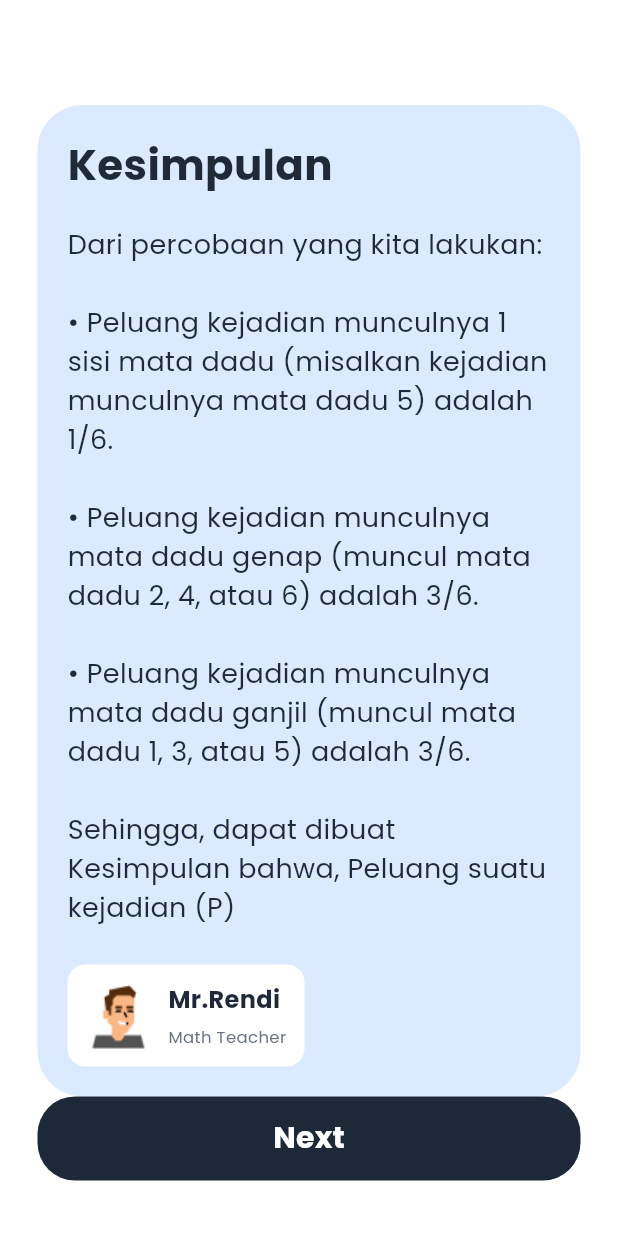
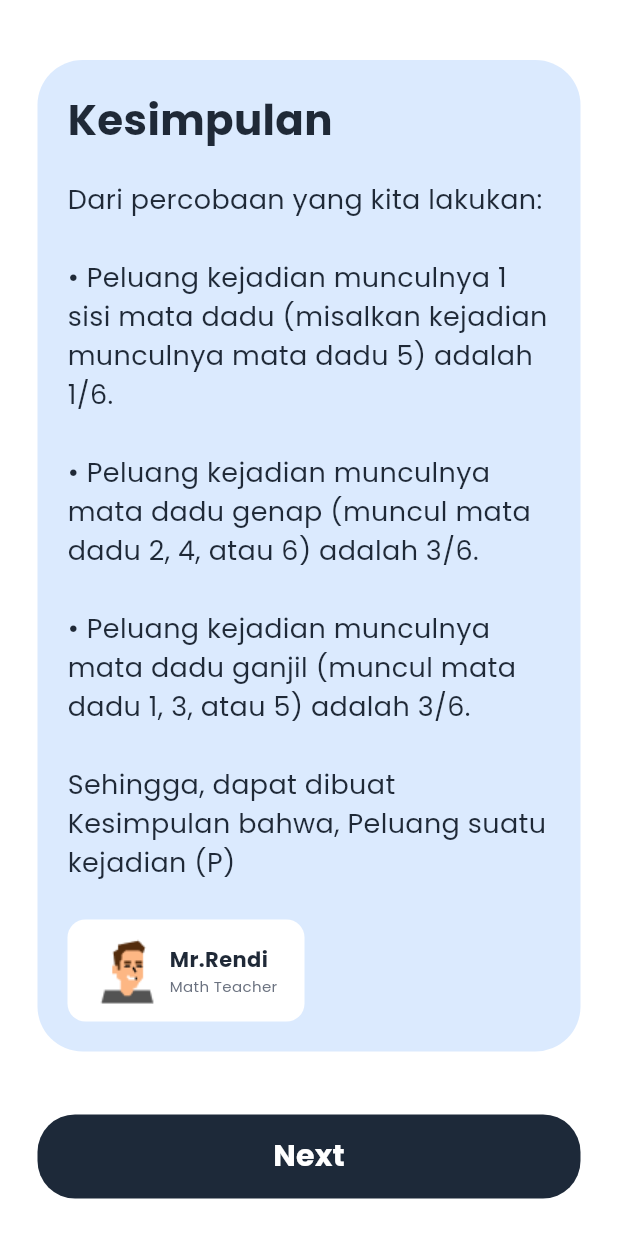
Before and after one commit to Fachryss/PropApp, a Flutter app: the KesimpulanRecap screen opened directly, on a phone screen of 412 x 824 dp. Run offline on Flutter 3.47's test engine with Material 3 defaults, Android fonts, the phone set to English and light mode, and no system bars; our stand-ins replace shared_preferences; accounts and stored records are empty.

Commit message:
update responsive

```diff
--- a/lib/main.dart
+++ b/lib/main.dart
@@ -46,7 +46,6 @@ class MiniEduApp extends StatelessWidget {
       ),
       initialRoute: '/',
       routes: appRoutes,
-      onGenerateRoute: generateRoute,
     );
   }
 }
--- a/lib/screen/Kesimpulan_recap.dart
+++ b/lib/screen/Kesimpulan_recap.dart
@@ -7,17 +7,19 @@ class KesimpulanRecap extends StatelessWidget {
   Widget build(BuildContext context) {
     return Scaffold(
       backgroundColor: Colors.white,
-      body: Padding(
-        padding: const EdgeInsets.fromLTRB(25, 20, 25, 51),
+      body: SafeArea(
+        child: Padding(
+          padding: const EdgeInsets.fromLTRB(25, 20, 25, 25),
+          child: Column(
+            children: [
+              Expanded(
+                child: SingleChildScrollView(
                   child: Column(
                     crossAxisAlignment: CrossAxisAlignment.start,
                     children: [
-            const SizedBox(
-              height: 50,
-            ),
+                      const SizedBox(height: 20),
                       Container(
                         width: double.infinity,
-              constraints: BoxConstraints(),
                         padding: const EdgeInsets.all(20),
                         decoration: BoxDecoration(
                           color: const Color(0xFFDBEAFE),
@@ -26,7 +28,7 @@ class KesimpulanRecap extends StatelessWidget {
                         child: Column(
                           crossAxisAlignment: CrossAxisAlignment.start,
                           children: [
-                  Text(
+                            const Text(
                               "Kesimpulan",
                               style: TextStyle(
                                 fontSize: 28,
@@ -34,31 +36,29 @@ class KesimpulanRecap extends StatelessWidget {
                                 color: Color(0xFF1F2937),
                               ),
                             ),
-                  SizedBox(
-                    height: 20,
-                  ),
+                            const SizedBox(height: 20),
                             const Text(
-                    "Dari percobaan yang kita lakukan:\n\n• Peluang kejadian munculnya 1 sisi mata dadu (misalkan kejadian munculnya mata dadu 5) adalah 1/6.\n\n• Peluang kejadian munculnya mata dadu genap (muncul mata dadu 2, 4, atau 6) adalah 3/6.\n\n• Peluang kejadian munculnya mata dadu ganjil (muncul mata dadu 1, 3, atau 5) adalah 3/6.\n\nSehingga, dapat dibuat Kesimpulan bahwa, Peluang suatu kejadian (P)",
+                              "Dari percobaan yang kita lakukan:\n\n"
+                              "• Peluang kejadian munculnya 1 sisi mata dadu (misalkan kejadian munculnya mata dadu 5) adalah 1/6.\n\n"
+                              "• Peluang kejadian munculnya mata dadu genap (muncul mata dadu 2, 4, atau 6) adalah 3/6.\n\n"
+                              "• Peluang kejadian munculnya mata dadu ganjil (muncul mata dadu 1, 3, atau 5) adalah 3/6.\n\n"
+                              "Sehingga, dapat dibuat Kesimpulan bahwa, Peluang suatu kejadian (P)",
                               style: TextStyle(
                                 fontSize: 18,
                                 fontWeight: FontWeight.w500,
                                 color: Color(0xFF1F2937),
                               ),
                             ),
-                  SizedBox(
-                    height: 25,
-                  ),
+                            const SizedBox(height: 25),
                             Container(
                               width: 158,
                               height: 68,
-                    alignment: Alignment.topLeft,
                               padding: const EdgeInsets.fromLTRB(10, 4, 10, 4),
                               decoration: BoxDecoration(
                                 color: Colors.white,
                                 borderRadius: BorderRadius.circular(12),
                               ),
                               child: Row(
-                      crossAxisAlignment: CrossAxisAlignment.center,
                                 mainAxisAlignment: MainAxisAlignment.center,
                                 children: [
                                   Image.asset(
@@ -66,28 +66,25 @@ class KesimpulanRecap extends StatelessWidget {
                                     width: 45,
                                     height: 45,
                                   ),
-                        SizedBox(
-                          width: 10,
-                        ),
+                                  const SizedBox(width: 5),
                                   Column(
                                     mainAxisAlignment: MainAxisAlignment.center,
-                          crossAxisAlignment: CrossAxisAlignment.start,
-                          children: [
+                                    crossAxisAlignment:
+                                        CrossAxisAlignment.start,
+                                    children: const [
                                       Text(
                                         "Mr.Rendi",
                                         style: TextStyle(
-                                fontSize: 16,
+                                          fontSize: 14,
                                           fontWeight: FontWeight.w600,
                                           color: Color(0xFF1F2937),
                                         ),
                                       ),
-                            SizedBox(
-                              height: 5,
-                            ),
+                                      SizedBox(height: 1),
                                       Text(
                                         "Math Teacher",
                                         style: TextStyle(
-                                fontSize: 11,
+                                          fontSize: 10,
                                           fontWeight: FontWeight.w500,
                                           color: Color(0xFF6B7280),
                                         ),
@@ -96,24 +93,28 @@ class KesimpulanRecap extends StatelessWidget {
                                   )
                                 ],
                               ),
-                  )
+                            ),
                           ],
                         ),
                       ),
-            Spacer(),
-            Container(
+                    ],
+                  ),
+                ),
+              ),
+              const SizedBox(height: 20),
+              SizedBox(
                 height: 56,
                 width: double.infinity,
                 child: ElevatedButton(
-                  onPressed: () => Navigator.pushNamed(context, '/critical2'),
+                  onPressed: () => Navigator.pushNamed(context, '/multiple'),
                   style: ElevatedButton.styleFrom(
-                    backgroundColor: Color(0xFF1D2939),
+                    backgroundColor: const Color(0xFF1D2939),
                     elevation: 0,
                     shape: RoundedRectangleBorder(
                       borderRadius: BorderRadius.circular(25),
                     ),
                   ),
-                  child: Text(
+                  child: const Text(
                     "Next",
                     style: TextStyle(
                       fontSize: 20,
@@ -121,8 +122,10 @@ class KesimpulanRecap extends StatelessWidget {
                       color: Colors.white,
                     ),
                   ),
-                ))
+                ),
+              ),
             ],
+          ),
         ),
       ),
     );
--- a/lib/screen/dice_table_3.dart
+++ b/lib/screen/dice_table_3.dart
@@ -159,7 +159,7 @@ class DiceResultsTablePage3 extends StatelessWidget {
                     ),
                   ),
                   child: const Text(
-                    'Recap the entire experiment',
+                    'Recap entire experiment',
                     style: TextStyle(
                       fontSize: 18,
                       fontWeight: FontWeight.w600,
--- a/lib/utils/routes.dart
+++ b/lib/utils/routes.dart
@@ -29,7 +29,6 @@ final Map<String, WidgetBuilder> appRoutes = {
   '/dice': (_) => const DiceExperimentPage1(),
   '/dice2': (_) => const DiceExperimentPage2(),
   '/dice3': (_) => const DiceExperimentPage3(),
-
   '/diceSummary': (_) => const ExperimentSummaryPage(),
   '/correct_answer': (_) => const AnswerRecap(),
   '/multiple': (_) => const MultipleChoicePage(),
```
Also changed, not shown: lib/screen/dice_experiment_1.dart (+151 -83 lines), lib/screen/dice_experiment_2.dart (+29 -16 lines), lib/screen/dice_experiment_3.dart (+29 -16 lines), lib/screen/dice_summary.dart (+10 -26 lines), lib/screen/dice_table_1.dart (+4 -4 lines), pubspec.lock, 4 other files. Lines whose indentation alone changed are shown as unchanged.
